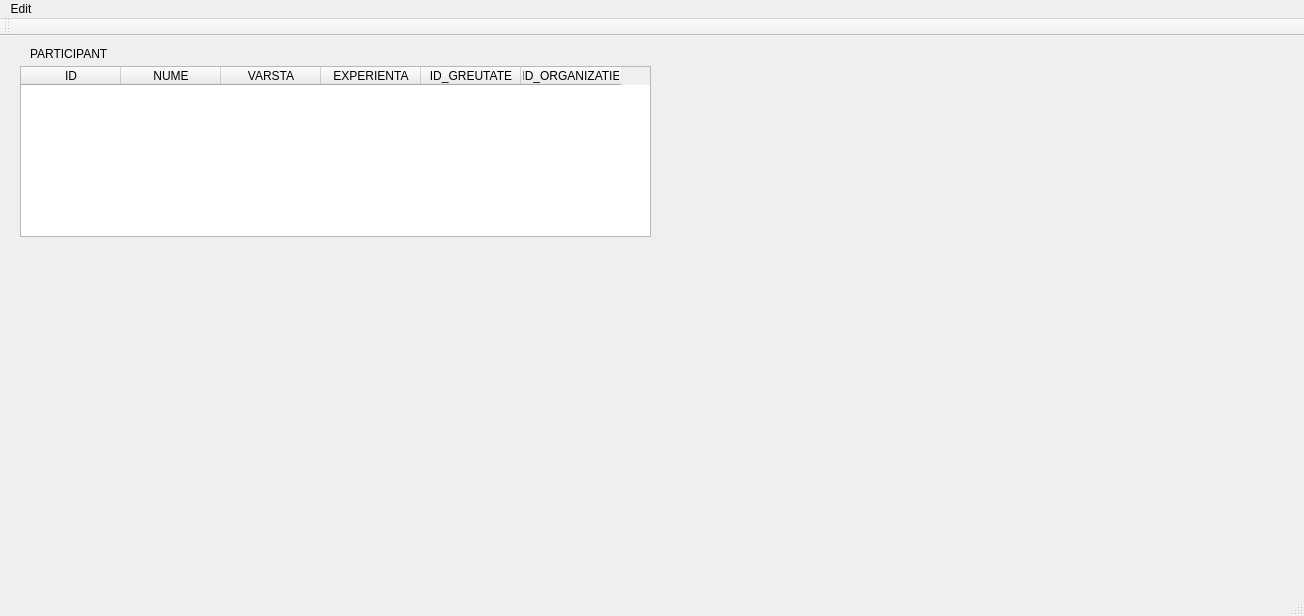
vioan12/BD_Proiect, file mainwindow.ui: the form before one commit.
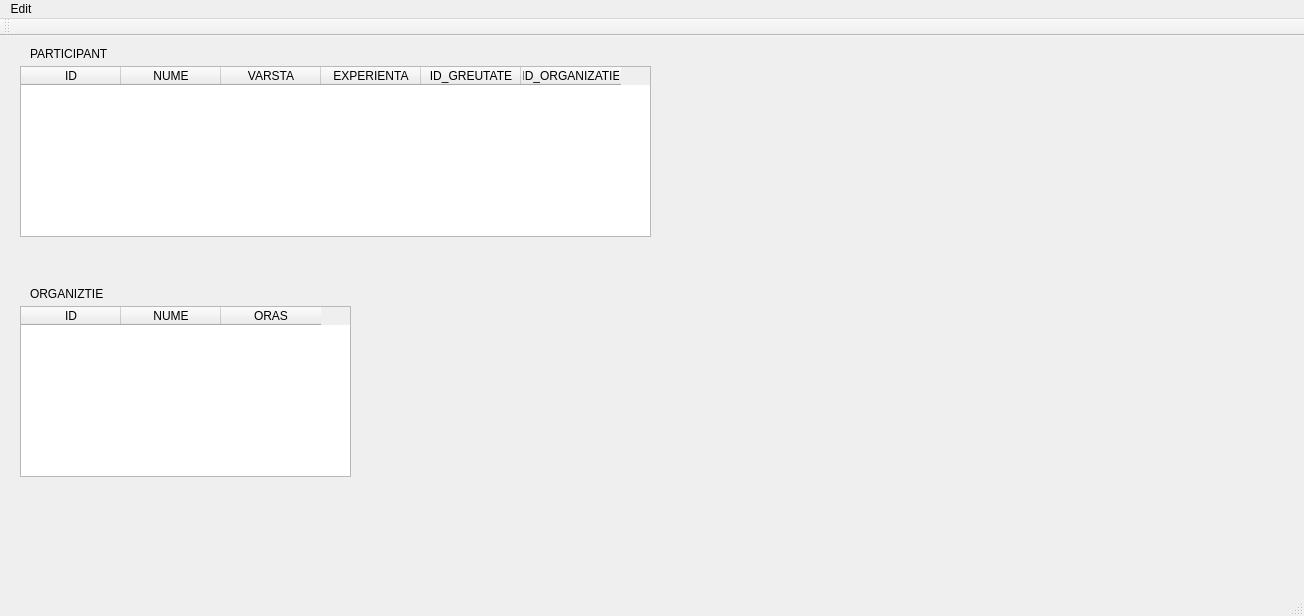
The form after the commit.

Commit message: -Am creat AddOrganizatie

```diff
--- a/mainwindow.ui
+++ b/mainwindow.ui
@@ -67,6 +67,44 @@
      <string>PARTICIPANT</string>
     </property>
    </widget>
+   <widget class="QTableWidget" name="TableOrganizatie">
+    <property name="geometry">
+     <rect>
+      <x>20</x>
+      <y>270</y>
+      <width>331</width>
+      <height>171</height>
+     </rect>
+    </property>
+    <column>
+     <property name="text">
+      <string>ID</string>
+     </property>
+    </column>
+    <column>
+     <property name="text">
+      <string>NUME</string>
+     </property>
+    </column>
+    <column>
+     <property name="text">
+      <string>ORAS</string>
+     </property>
+    </column>
+   </widget>
+   <widget class="QLabel" name="label_2">
+    <property name="geometry">
+     <rect>
+      <x>30</x>
+      <y>250</y>
+      <width>101</width>
+      <height>16</height>
+     </rect>
+    </property>
+    <property name="text">
+     <string>ORGANIZTIE</string>
+    </property>
+   </widget>
   </widget>
   <widget class="QMenuBar" name="menuBar">
    <property name="geometry">
```
Left out of the diff: 10 changed lines with no effect on the pictures. The commit also changes 7 other files.
